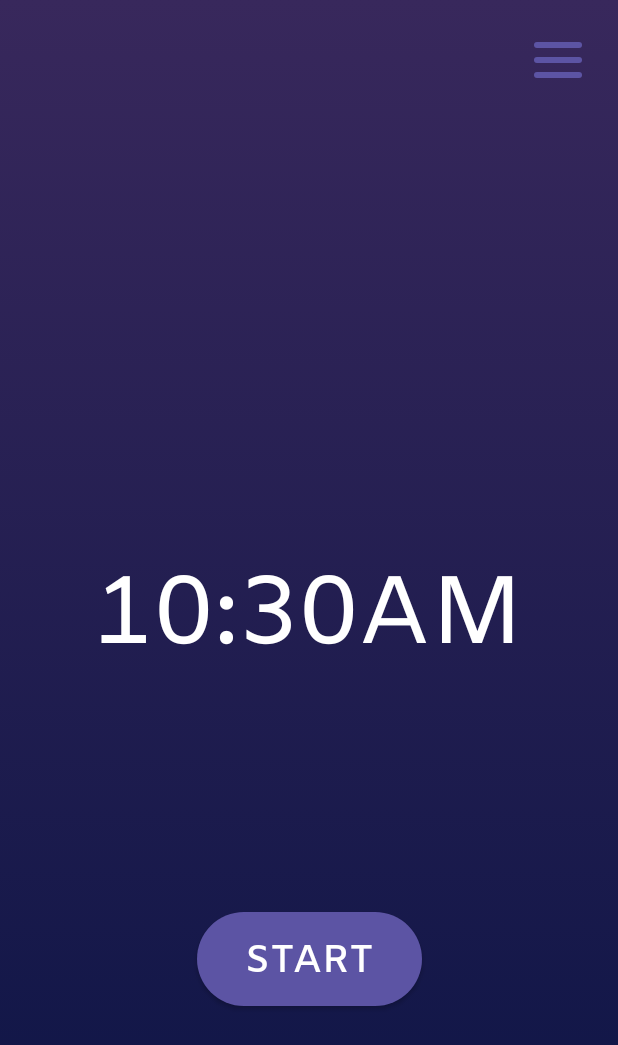
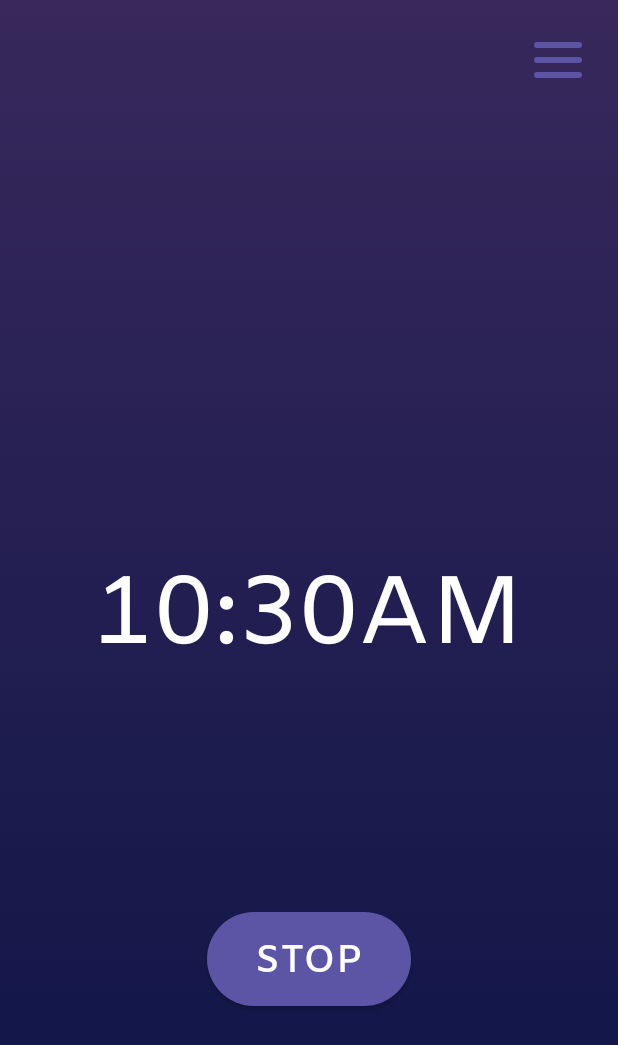
Before and after one commit to sweakpl/qralarm-android, an Android app built with Jetpack Compose: the screen it shows after launch (MainActivity), after a tap on "START", on a phone screen of 412 x 824 dp. Shown: the top 1045 px of the screen. Run offline under Robolectric (Android 15) with nearby library versions, the phone set to English and light mode, and no system bars; our stand-ins replace Dagger/Hilt's generated code, constraintlayout-compose.

Commit message:
Added dummy alarm setting functionality with new alarm state in the UI

```diff
--- a/app/src/main/java/com/sweak/qralarm/QRAlarmApp.kt
+++ b/app/src/main/java/com/sweak/qralarm/QRAlarmApp.kt
@@ -30,6 +30,7 @@ class QRAlarmApp : Application() {
                     putInt(DataStoreManager.ALARM_HOUR, currentTime.hour)
                     putInt(DataStoreManager.ALARM_MINUTE, currentTime.minute)
                     putString(DataStoreManager.ALARM_MERIDIEM, currentTime.meridiem.name)
+                    putBoolean(DataStoreManager.ALARM_SET, false)
                     putBoolean(DataStoreManager.FIRST_LAUNCH, false)
                 }
             }
--- a/app/src/main/java/com/sweak/qralarm/data/DataStoreManager.kt
+++ b/app/src/main/java/com/sweak/qralarm/data/DataStoreManager.kt
@@ -45,6 +45,7 @@ class DataStoreManager(private val context: Context) {
 
     companion object {
         val FIRST_LAUNCH = booleanPreferencesKey("firstLaunch")
+        val ALARM_SET = booleanPreferencesKey("alarmSet")
         val ALARM_HOUR = intPreferencesKey("alarmHour")
         val ALARM_MINUTE = intPreferencesKey("alarmMinute")
         val ALARM_TIME_FORMAT = stringPreferencesKey("alarmTimeFormat")
--- a/app/src/main/java/com/sweak/qralarm/ui/screens/home/HomeScreen.kt
+++ b/app/src/main/java/com/sweak/qralarm/ui/screens/home/HomeScreen.kt
@@ -90,10 +90,10 @@ fun HomeScreen(
         )
 
         StartStopAlarmButton(
-            text = "START",
             modifier = Modifier.layoutId("startStopAlarmButton"),
+            uiState = uiState,
             onClick = {
-                homeViewModel.startAlarm()
+                homeViewModel.startOrStopAlarm()
             }
         )
     }
@@ -199,9 +199,10 @@ fun NumberPicker(
     val coercedAnimatedOffset = animatedOffset.value % halvedNumbersColumnHeightPx
     val animatedStateValue = animatedStateValue(animatedOffset.value)
 
-    Column(
-        modifier = modifier
-            .wrapContentSize()
+    val newModifier = if (uiState.value.alarmSet) {
+        modifier
+    } else {
+        modifier
             .draggable(
                 orientation = Orientation.Vertical,
                 state = rememberDraggableState { delta ->
@@ -244,6 +245,11 @@ fun NumberPicker(
                     animatedOffset.snapTo(0f)
                 }
             )
+    }
+
+    Column(
+        modifier = newModifier
+            .wrapContentSize()
     ) {
         Box(
             modifier = Modifier
@@ -320,7 +326,7 @@ private suspend fun Animatable<Float, AnimationVector1D>.fling(
 @Composable
 fun StartStopAlarmButton(
     modifier: Modifier = Modifier,
-    text: String,
+    uiState: MutableState<HomeUiState>,
     onClick: () -> Unit = {}
 ) {
     Button(
@@ -331,7 +337,7 @@ fun StartStopAlarmButton(
         )
     ) {
         Text(
-            text = text,
+            text = if (uiState.value.alarmSet) "STOP" else "START",
             modifier = Modifier.padding(
                 MaterialTheme.space.medium,
                 MaterialTheme.space.small,
--- a/app/src/main/java/com/sweak/qralarm/ui/screens/home/HomeUiState.kt
+++ b/app/src/main/java/com/sweak/qralarm/ui/screens/home/HomeUiState.kt
@@ -7,5 +7,6 @@ data class HomeUiState(
     var timeFormat: TimeFormat,
     var hour: Int,
     var minute: Int,
-    var meridiem: Meridiem
+    var meridiem: Meridiem,
+    var alarmSet: Boolean
 )
--- a/app/src/main/java/com/sweak/qralarm/ui/screens/home/HomeViewModel.kt
+++ b/app/src/main/java/com/sweak/qralarm/ui/screens/home/HomeViewModel.kt
@@ -4,11 +4,13 @@ import android.util.Log
 import androidx.compose.runtime.MutableState
 import androidx.compose.runtime.mutableStateOf
 import androidx.lifecycle.ViewModel
+import androidx.lifecycle.viewModelScope
 import com.sweak.qralarm.data.DataStoreManager
 import com.sweak.qralarm.util.Meridiem
 import com.sweak.qralarm.util.TimeFormat
 import dagger.hilt.android.lifecycle.HiltViewModel
 import kotlinx.coroutines.flow.first
+import kotlinx.coroutines.launch
 import kotlinx.coroutines.runBlocking
 import javax.inject.Inject
 
@@ -23,12 +25,18 @@ class HomeViewModel @Inject constructor(
                 getTimeFormat(),
                 dataStoreManager.getInt(DataStoreManager.ALARM_HOUR).first(),
                 dataStoreManager.getInt(DataStoreManager.ALARM_MINUTE).first(),
-                getMeridiem()
+                getMeridiem(),
+                dataStoreManager.getBoolean(DataStoreManager.ALARM_SET).first()
             )
         )
     }
 
-    fun startAlarm() {
+    fun startOrStopAlarm() {
+        val alarmState = homeUiState.value.alarmSet
+
+        if (alarmState) {
+            Log.i("HomeViewModel", "Stopping the alarm...")
+        } else {
             Log.i(
                 "HomeViewModel",
                 "Selected time is: " +
@@ -40,6 +48,21 @@ class HomeViewModel @Inject constructor(
                             }
                         } else ""
             )
+        }
+
+        viewModelScope.launch {
+            dataStoreManager.apply {
+                putBoolean(DataStoreManager.ALARM_SET, !alarmState)
+                homeUiState.value = homeUiState.value.copy(alarmSet = !alarmState)
+
+                putInt(DataStoreManager.ALARM_HOUR, homeUiState.value.hour)
+                putInt(DataStoreManager.ALARM_MINUTE, homeUiState.value.minute)
+
+                if (getString(DataStoreManager.ALARM_TIME_FORMAT).first() == TimeFormat.AMPM.name) {
+                    putString(DataStoreManager.ALARM_MERIDIEM, homeUiState.value.meridiem.name)
+                }
+            }
+        }
     }
 
     private suspend fun getTimeFormat(): TimeFormat {
```
Lines whose indentation alone changed are shown as unchanged.
